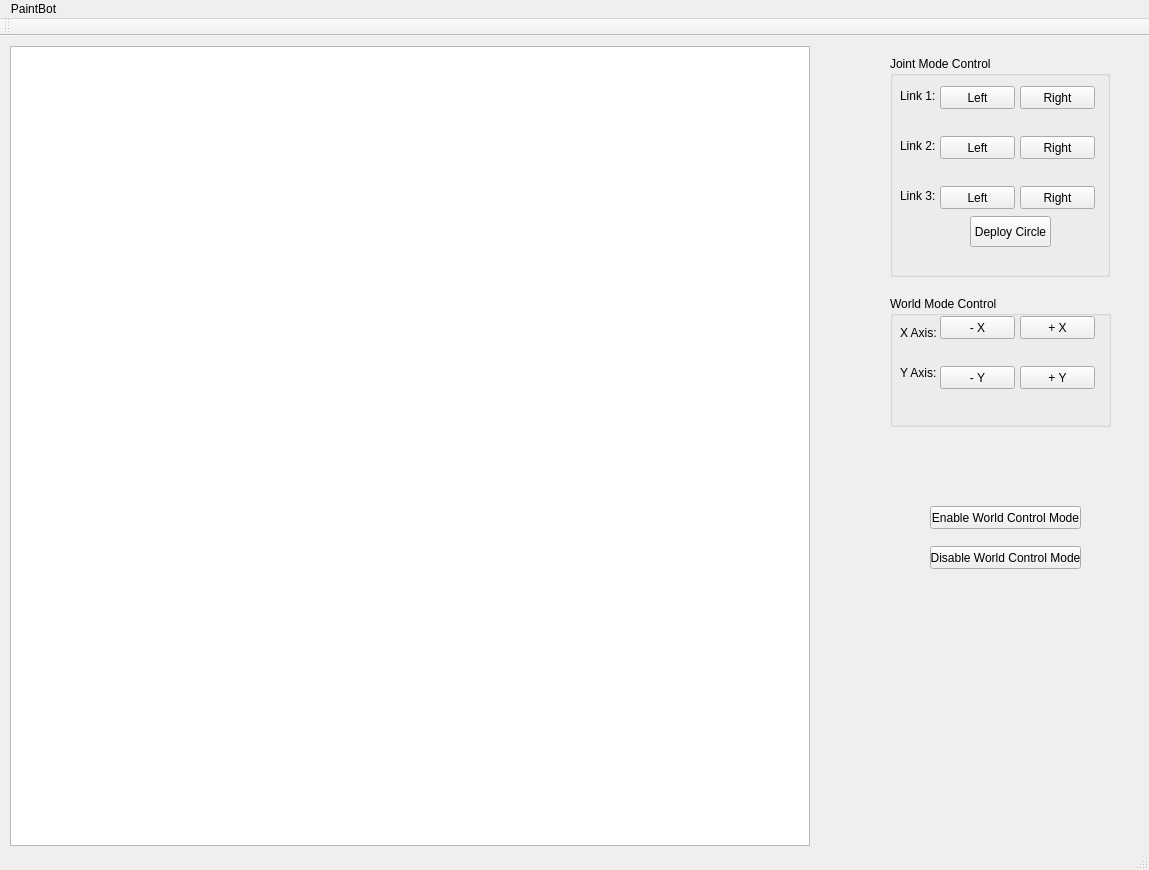
Before: the Qt Designer form QTProject/PaintBot/mainwindow.ui in olmosjorge28/PaintBot_Part3, drawn with Qt 5.
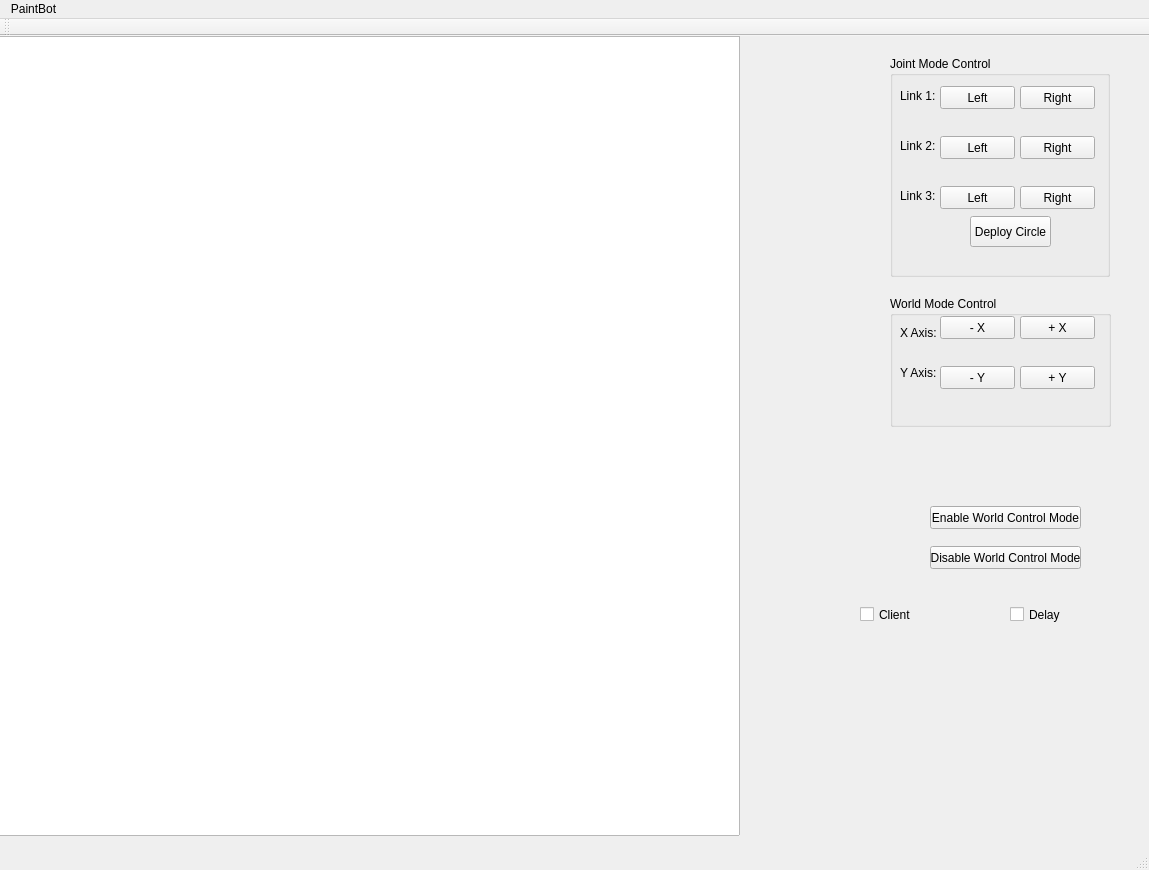
After: the same form once the commit is applied.

Commit message: Working version of Client server implementation

Diff of the .ui file:
```diff
--- a/QTProject/PaintBot/mainwindow.ui
+++ b/QTProject/PaintBot/mainwindow.ui
@@ -163,8 +163,8 @@
    <widget class="QGraphicsView" name="graphicsView">
     <property name="geometry">
      <rect>
-      <x>10</x>
-      <y>10</y>
+      <x>-60</x>
+      <y>0</y>
       <width>800</width>
       <height>800</height>
      </rect>
@@ -287,6 +287,32 @@
      <string>Disable World Control Mode</string>
     </property>
    </widget>
+   <widget class="QCheckBox" name="checkBox">
+    <property name="geometry">
+     <rect>
+      <x>860</x>
+      <y>570</y>
+      <width>70</width>
+      <height>17</height>
+     </rect>
+    </property>
+    <property name="text">
+     <string>Client</string>
+    </property>
+   </widget>
+   <widget class="QCheckBox" name="checkBox_3">
+    <property name="geometry">
+     <rect>
+      <x>1010</x>
+      <y>570</y>
+      <width>70</width>
+      <height>17</height>
+     </rect>
+    </property>
+    <property name="text">
+     <string>Delay</string>
+    </property>
+   </widget>
   </widget>
   <widget class="QMenuBar" name="menuBar">
    <property name="geometry">
```
The commit also changes 7 other files.
